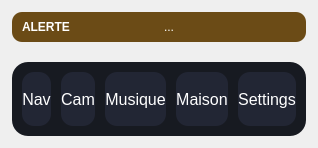
Above: mainwindow.ui from Eliasgnd/InterfaceGPS before the change. Below: the same form after it.
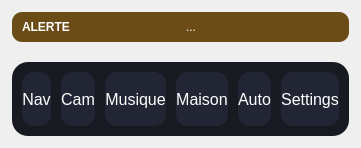
That is the form after the change.

What changed in the file:
```diff
--- a/mainwindow.ui
+++ b/mainwindow.ui
@@ -65,6 +65,7 @@
        <item><widget class="QPushButton" name="btnCam"><property name="text"><string>Cam</string></property></widget></item>
        <item><widget class="QPushButton" name="btnMedia"><property name="text"><string>Musique</string></property></widget></item>
        <item><widget class="QPushButton" name="btnHA"><property name="text"><string>Maison</string></property></widget></item>
+       <item><widget class="QPushButton" name="btnAA"><property name="text"><string>Auto</string></property></widget></item>
        <item><widget class="QPushButton" name="btnSettings"><property name="text"><string>Settings</string></property></widget></item>
       </layout>
      </widget>
```
